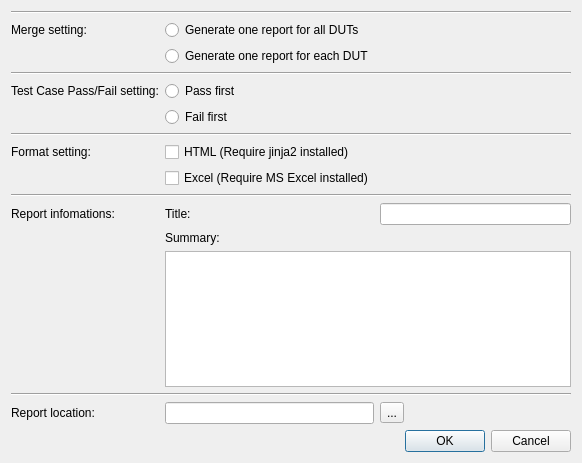
First picture: the form in XSTAF/tools/report_generator/ui/reportGenerator.ui, repository xcgspring/XSTAF, before the edit.
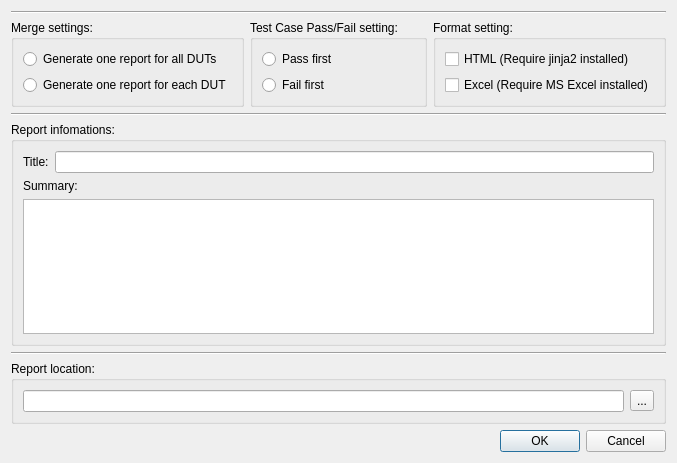
Second picture: the form after the edit. Icons and pictures are not drawn.

Commit message: Add tool: report generator, part 1

The edit to the form file:
```diff
--- a/XSTAF/tools/report_generator/ui/reportGenerator.ui
+++ b/XSTAF/tools/report_generator/ui/reportGenerator.ui
@@ -18,70 +18,90 @@
     <normaloff>:/icons/icons/report_generate.png</normaloff>:/icons/icons/report_generate.png</iconset>
   </property>
   <layout class="QGridLayout" name="gridLayout">
-   <item row="5" column="1">
-    <widget class="QRadioButton" name="radioButton_4">
-     <property name="text">
-      <string>Fail first</string>
+   <item row="1" column="2">
+    <widget class="QGroupBox" name="formatSettingsGroupBox">
+     <property name="title">
+      <string>Format setting:</string>
      </property>
+     <layout class="QGridLayout" name="gridLayout_4">
+      <item row="0" column="0">
+       <widget class="QCheckBox" name="htmlCheckBox">
+        <property name="text">
+         <string>HTML (Require jinja2 installed)</string>
+        </property>
+       </widget>
+      </item>
+      <item row="1" column="0">
+       <widget class="QCheckBox" name="excelCheckBox">
+        <property name="text">
+         <string>Excel (Require MS Excel installed)</string>
+        </property>
+       </widget>
+      </item>
+     </layout>
     </widget>
    </item>
-   <item row="0" column="0" colspan="3">
-    <widget class="Line" name="line">
-     <property name="orientation">
-      <enum>Qt::Horizontal</enum>
+   <item row="1" column="0">
+    <widget class="QGroupBox" name="mergeSettingsGroupBox">
+     <property name="title">
+      <string>Merge settings:</string>
      </property>
+     <layout class="QGridLayout" name="gridLayout_2">
+      <item row="0" column="0">
+       <widget class="QRadioButton" name="generateAllRadioButton">
+        <property name="text">
+         <string>Generate one report for all DUTs</string>
+        </property>
+       </widget>
+      </item>
+      <item row="1" column="0">
+       <widget class="QRadioButton" name="generateEachRadioButton">
+        <property name="text">
+         <string>Generate one report for each DUT</string>
+        </property>
+       </widget>
+      </item>
+     </layout>
     </widget>
    </item>
    <item row="1" column="1">
-    <widget class="QRadioButton" name="radioButton">
-     <property name="text">
-      <string>Generate one report for all DUTs</string>
+    <widget class="QGroupBox" name="passFailSettingsGroupBox">
+     <property name="title">
+      <string>Test Case Pass/Fail setting:</string>
      </property>
+     <layout class="QGridLayout" name="gridLayout_3">
+      <item row="0" column="0">
+       <widget class="QRadioButton" name="passFirstRadioButton">
+        <property name="text">
+         <string>Pass first</string>
+        </property>
+       </widget>
+      </item>
+      <item row="1" column="0">
+       <widget class="QRadioButton" name="failFirstRadioButton">
+        <property name="text">
+         <string>Fail first</string>
+        </property>
+       </widget>
+      </item>
+     </layout>
     </widget>
    </item>
-   <item row="2" column="1">
-    <widget class="QRadioButton" name="radioButton_2">
-     <property name="text">
-      <string>Generate one report for each DUT</string>
-     </property>
-    </widget>
-   </item>
-   <item row="8" column="0" colspan="3">
-    <widget class="Line" name="line_2">
+   <item row="12" column="0" colspan="3">
+    <widget class="Line" name="line_5">
      <property name="orientation">
       <enum>Qt::Horizontal</enum>
      </property>
     </widget>
    </item>
-   <item row="9" column="1">
-    <widget class="QCheckBox" name="checkBox">
-     <property name="text">
-      <string>HTML (Require jinja2 installed)</string>
-     </property>
-    </widget>
-   </item>
-   <item row="10" column="1">
-    <widget class="QCheckBox" name="checkBox_2">
-     <property name="text">
-      <string>Excel (Require MS Excel installed)</string>
-     </property>
-    </widget>
-   </item>
-   <item row="21" column="0">
-    <widget class="QLabel" name="label_3">
-     <property name="text">
-      <string>Report location:</string>
-     </property>
-    </widget>
-   </item>
-   <item row="11" column="0" colspan="3">
-    <widget class="Line" name="line_3">
+   <item row="4" column="0" colspan="3">
+    <widget class="Line" name="line_4">
      <property name="orientation">
       <enum>Qt::Horizontal</enum>
      </property>
     </widget>
    </item>
-   <item row="22" column="0" colspan="3">
+   <item row="20" column="0" colspan="3">
     <widget class="QDialogButtonBox" name="buttonBox">
      <property name="orientation">
       <enum>Qt::Horizontal</enum>
@@ -91,80 +111,56 @@
      </property>
     </widget>
    </item>
-   <item row="21" column="1">
-    <widget class="QLineEdit" name="lineEdit"/>
-   </item>
-   <item row="3" column="0" colspan="3">
-    <widget class="Line" name="line_4">
-     <property name="orientation">
-      <enum>Qt::Horizontal</enum>
-     </property>
-    </widget>
-   </item>
-   <item row="4" column="1">
-    <widget class="QRadioButton" name="radioButton_3">
-     <property name="text">
-      <string>Pass first</string>
-     </property>
-    </widget>
-   </item>
-   <item row="12" column="0">
-    <widget class="QLabel" name="label_5">
-     <property name="text">
+   <item row="11" column="0" colspan="3">
+    <widget class="QGroupBox" name="reportInfoGroupBox">
+     <property name="title">
       <string>Report infomations:</string>
      </property>
+     <layout class="QGridLayout" name="gridLayout_5">
+      <item row="0" column="0">
+       <widget class="QLabel" name="label_6">
+        <property name="text">
+         <string>Title:</string>
+        </property>
+       </widget>
+      </item>
+      <item row="0" column="1">
+       <widget class="QLineEdit" name="titleEdit"/>
+      </item>
+      <item row="1" column="0" colspan="2">
+       <widget class="QLabel" name="label_7">
+        <property name="text">
+         <string>Summary:</string>
+        </property>
+       </widget>
+      </item>
+      <item row="2" column="0" colspan="2">
+       <widget class="QTextEdit" name="summaryTextEdit"/>
+      </item>
+     </layout>
     </widget>
    </item>
-   <item row="12" column="1">
-    <widget class="QLabel" name="label_6">
-     <property name="text">
-      <string>Title:</string>
+   <item row="13" column="0" colspan="3">
+    <widget class="QGroupBox" name="ReportLocationGroupBox">
+     <property name="title">
+      <string>Report location:</string>
      </property>
+     <layout class="QGridLayout" name="gridLayout_6">
+      <item row="0" column="0">
+       <widget class="QLineEdit" name="reportLineEdit"/>
+      </item>
+      <item row="0" column="1">
+       <widget class="QToolButton" name="searchToolButton">
+        <property name="text">
+         <string>...</string>
+        </property>
+       </widget>
+      </item>
+     </layout>
     </widget>
    </item>
-   <item row="12" column="2">
-    <widget class="QLineEdit" name="lineEdit_2"/>
-   </item>
-   <item row="13" column="1">
-    <widget class="QLabel" name="label_7">
-     <property name="text">
-      <string>Summary:</string>
-     </property>
-    </widget>
-   </item>
-   <item row="14" column="1" colspan="2">
-    <widget class="QTextBrowser" name="textBrowser"/>
-   </item>
-   <item row="1" column="0">
-    <widget class="QLabel" name="label">
-     <property name="text">
-      <string>Merge setting:</string>
-     </property>
-    </widget>
-   </item>
-   <item row="21" column="2">
-    <widget class="QToolButton" name="toolButton">
-     <property name="text">
-      <string>...</string>
-     </property>
-    </widget>
-   </item>
-   <item row="9" column="0">
-    <widget class="QLabel" name="label_2">
-     <property name="text">
-      <string>Format setting:</string>
-     </property>
-    </widget>
-   </item>
-   <item row="4" column="0">
-    <widget class="QLabel" name="label_4">
-     <property name="text">
-      <string>Test Case Pass/Fail setting:</string>
-     </property>
-    </widget>
-   </item>
-   <item row="20" column="0" colspan="3">
-    <widget class="Line" name="line_5">
+   <item row="0" column="0" colspan="3">
+    <widget class="Line" name="line">
      <property name="orientation">
       <enum>Qt::Horizontal</enum>
      </property>
```
The commit also changes 10 other files.
